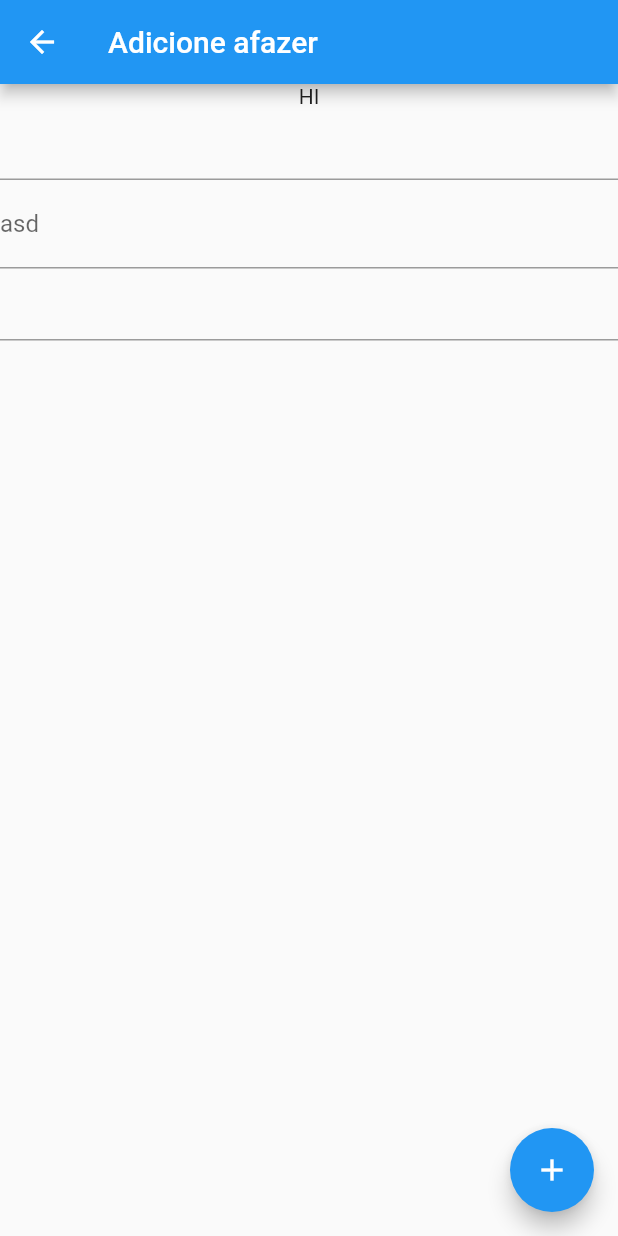
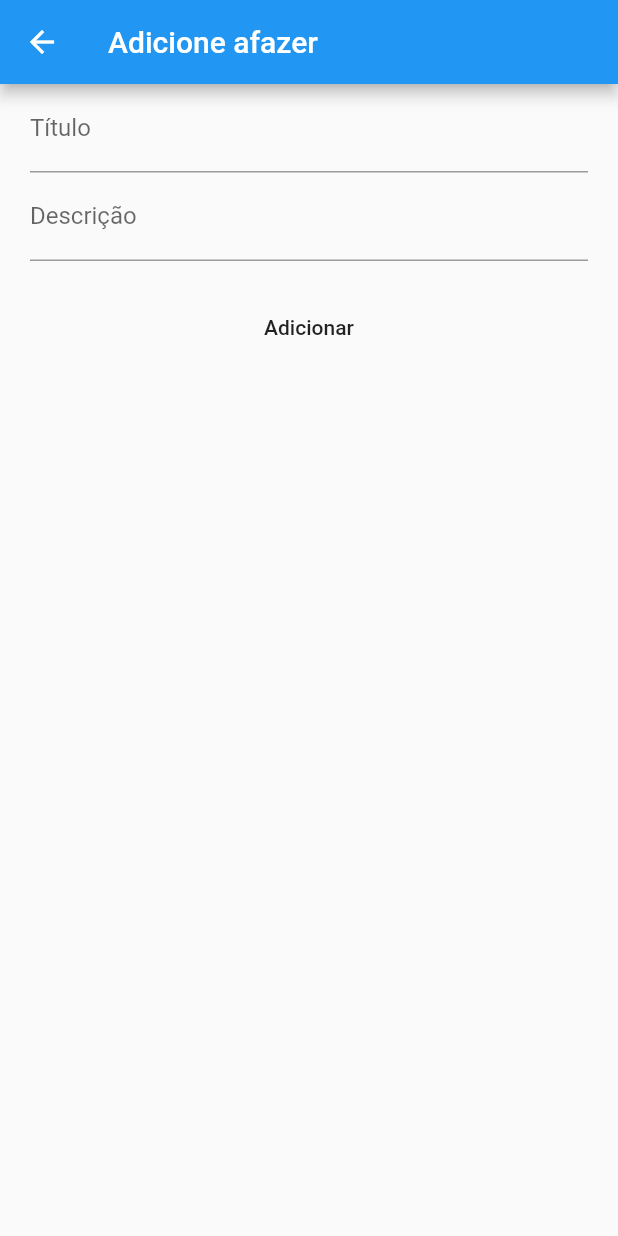
Before and after one commit to phcurado/todo-list-flutter, a Flutter app: the AddTodoPage screen opened directly, on a phone screen of 412 x 824 dp. Run offline on Flutter 3.47's test engine with Material 2 defaults, Android fonts, the phone set to English and light mode, and no system bars.

Commit message:
Melhoria nos componentes

```diff
--- a/lib/forms/todo.dart
+++ b/lib/forms/todo.dart
@@ -1,10 +1,6 @@
 import 'package:flutter/material.dart';
 
 class TodoForm extends StatefulWidget {
-  TodoForm(this.getVariable);
-
-  final Function getVariable;
-
   @override
   _TodoFormState createState() {
     return _TodoFormState();
@@ -13,8 +9,8 @@ class TodoForm extends StatefulWidget {
 
 class _TodoFormState extends State<TodoForm> {
   final _formKey = GlobalKey<FormState>();
-  final TextEditingController titleController = TextEditingController();
-  final TextEditingController descriptionController = TextEditingController();
+  final TextEditingController _titleController = TextEditingController();
+  final TextEditingController _descriptionController = TextEditingController();
 
   @override
   Widget build(BuildContext context) {
@@ -23,23 +19,21 @@ class _TodoFormState extends State<TodoForm> {
       child: Column(
         mainAxisAlignment: MainAxisAlignment.center,
         children: <Widget>[
-          TextField(
-            onChanged: (value) => widget.getVariable(value),
+          TextFormField(
+            controller: _titleController,
+            decoration: InputDecoration(labelText: 'Título'),
+            validator: (value) {
+              if (value.isEmpty) {
+                return 'Por favor, digite o título';
+              }
+            },
           ),
           TextFormField(
-            controller: titleController,
+            controller: _descriptionController,
+            decoration: InputDecoration(labelText: 'Descrição'),
             validator: (value) {
               if (value.isEmpty) {
-                return 'Por favor, digite sua atividade';
-              }
-            },
-            decoration: InputDecoration(labelText: 'asd'),
-          ),
-          TextFormField(
-            controller: descriptionController,
-            validator: (value) {
-              if (value.isEmpty) {
-                return 'Por favor, digite sua atividade';
+                return 'Por favor, digite sua descrição';
               }
             },
           )
--- a/lib/pages/add_todo.page.dart
+++ b/lib/pages/add_todo.page.dart
@@ -9,39 +9,38 @@ class AddTodoPage extends StatefulWidget {
 }
 
 class _AddTodoPageState extends State<AddTodoPage> {
-  int _counter = 0;
-  String _title = "HI";
-
-  void _incrementCounter() {
-    setState(() {
-      _counter++;
-    });
-  }
-
-  void _getVariable(String title) {
-    setState(() {
-      _title = title;
-    });
-  }
-
   @override
   Widget build(BuildContext context) {
     return Scaffold(
       appBar: AppBar(
         title: Text('Adicione afazer'),
       ),
-      body: Column(
-        children: <Widget>[
-          Text(this._title),
-          Center(
-            child: TodoForm(_getVariable),
-          ),
-        ],
-      ),
-      floatingActionButton: FloatingActionButton(
-        onPressed: _incrementCounter,
-        tooltip: 'Increment',
-        child: Icon(Icons.add),
+      body: Padding(
+        padding: EdgeInsets.only(
+          left: 20,
+          right: 20,
+        ),
+        child: Column(
+          children: <Widget>[
+            Center(
+              child: TodoForm(),
+            ),
+            Expanded(
+              child: Column(
+                crossAxisAlignment: CrossAxisAlignment.stretch,
+                children: <Widget>[
+                  Padding(
+                    padding: EdgeInsets.only(top: 20),
+                    child: MaterialButton(
+                      child: new Text('Adicionar'),
+                      onPressed: () => print('Pressed'),
+                    ),
+                  ),
+                ],
+              ),
+            ),
+          ],
+        ),
       ),
     );
   }
```
